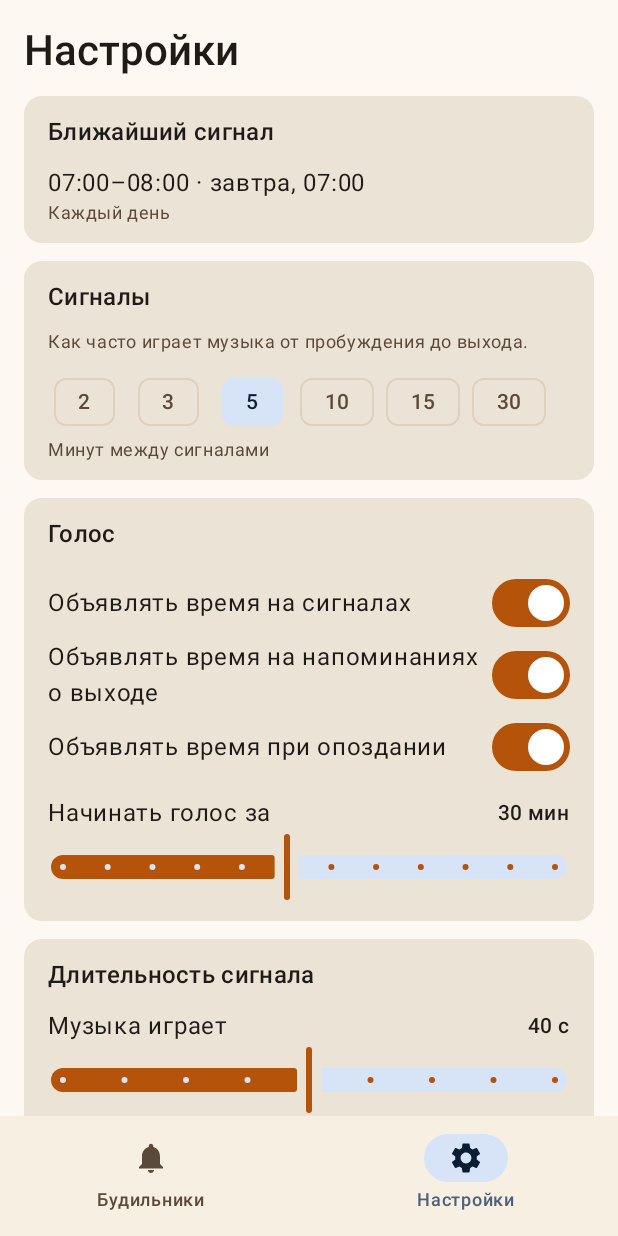
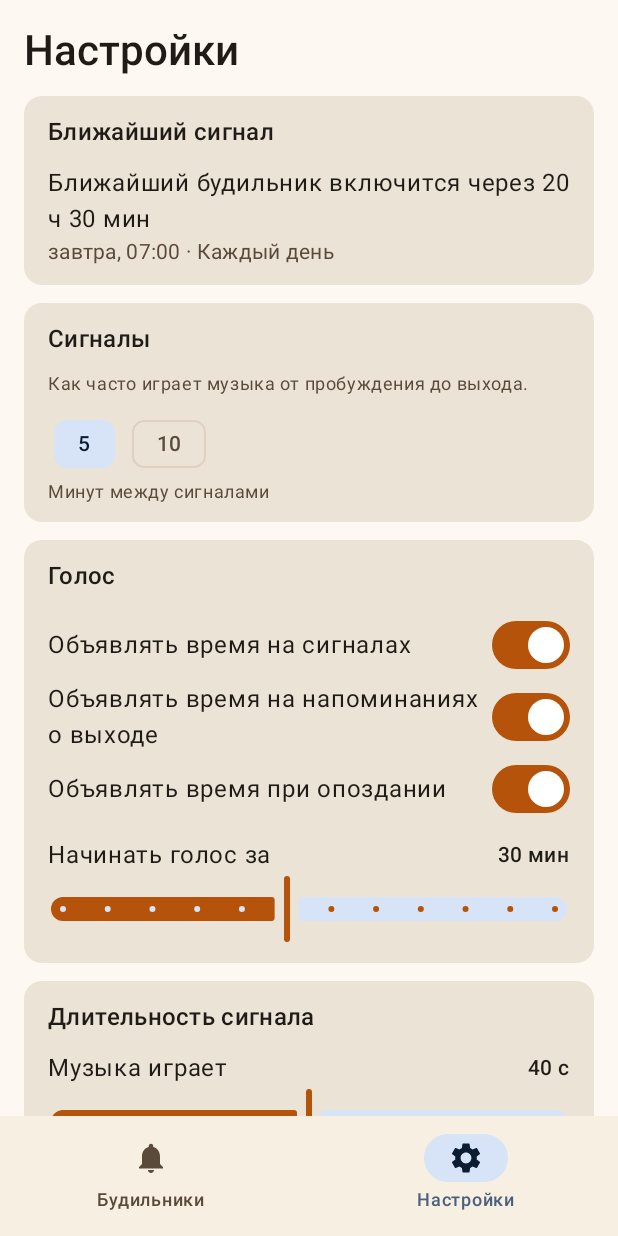
Before and after one commit to Gavabkv/NaVyhod, an Android app built with Jetpack Compose: the composable AppScreen shown on its own in the app's theme, item 2 of the bottom bar chosen, on a phone screen of 412 x 824 dp. Run offline under Robolectric (Android 15) with nearby library versions, the phone set to English and light mode, and no system bars.

Commit message:
Ввод времени с цифровой клавиатуры, панель ближайшего сигнала и интервалы 5/10, убрана подсказка на вкладке будильников

```diff
--- a/app/src/main/java/com/example/dovykhoda/ui/AppScreen.kt
+++ b/app/src/main/java/com/example/dovykhoda/ui/AppScreen.kt
@@ -262,11 +262,6 @@ private fun AlarmsTab(
             Spacer(Modifier.height(12.dp))
         }
         Spacer(Modifier.height(8.dp))
-        Text(
-            "Интервал сигналов, голос, длительность звонка и разрешения — на вкладке «Настройки».",
-            style = MaterialTheme.typography.bodySmall,
-            color = MaterialTheme.colorScheme.onSurfaceVariant,
-        )
     }
     if (confirmStop) {
         AlertDialog(
--- a/app/src/main/java/com/example/dovykhoda/ui/SettingsTab.kt
+++ b/app/src/main/java/com/example/dovykhoda/ui/SettingsTab.kt
@@ -88,7 +88,7 @@ fun SettingsTab(
             )
             Spacer(Modifier.height(8.dp))
             Row(horizontalArrangement = Arrangement.spacedBy(8.dp)) {
-                listOf(2, 3, 5, 10, 15, 30).forEach { minutes ->
+                listOf(5, 10).forEach { minutes ->
                     SelectChip(
                         text = "$minutes",
                         selected = settings.intervalMinutes == minutes,
@@ -269,13 +269,16 @@ private fun NextSignalInfo(
         return
     }
     val (alarm, trigger) = next
+    val minutesUntil = (trigger.atMillis - nowMillis + 59_999L) / 60_000L
+    val whenText = if (minutesUntil <= 0L) "меньше чем через минуту"
+    else "через ${formatDuration(minutesUntil.toInt())}"
     Text(
-        "${alarm.wakeLabel}–${alarm.leaveLabel} · ${formatWhen(trigger.atMillis, nowMillis)}",
+        "Ближайший будильник включится $whenText",
         style = MaterialTheme.typography.bodyLarge,
     )
     Text(
-        alarm.daysLabel,
-        style = MaterialTheme.typography.bodySmall,
+        "${formatWhen(trigger.atMillis, nowMillis)} · ${alarm.daysLabel}",
+        style = MaterialTheme.typography.bodyMedium,
         color = MaterialTheme.colorScheme.onSurfaceVariant,
     )
 }
```
Also changed, not shown: app/src/main/java/com/example/dovykhoda/ui/ScreenParts.kt (+67 -19 lines), 1 other file.
